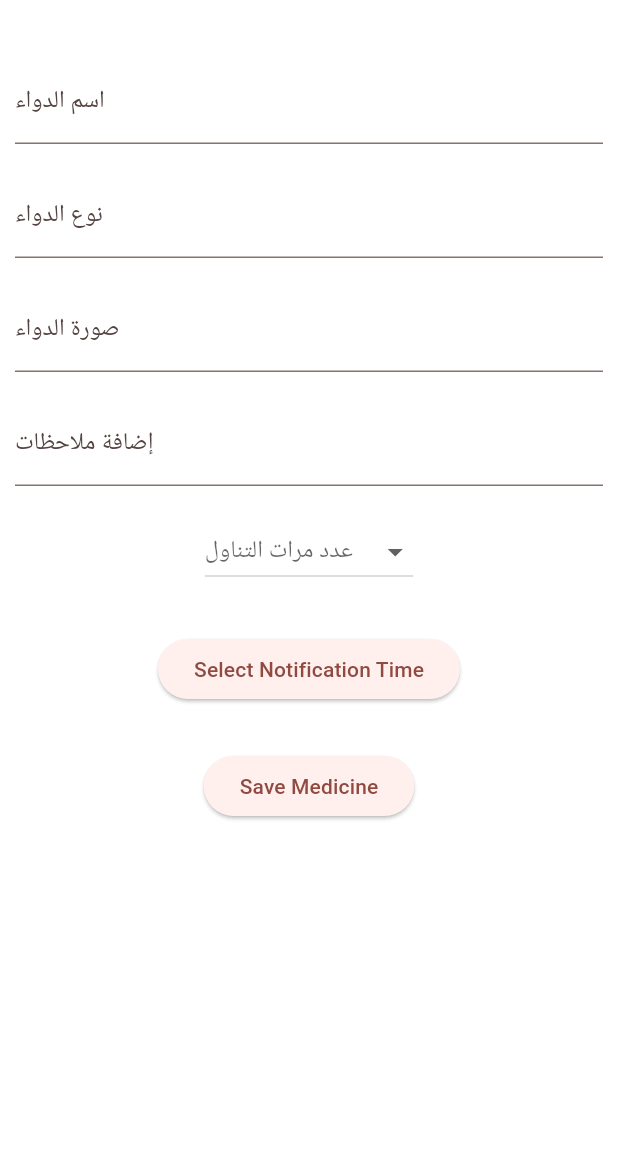
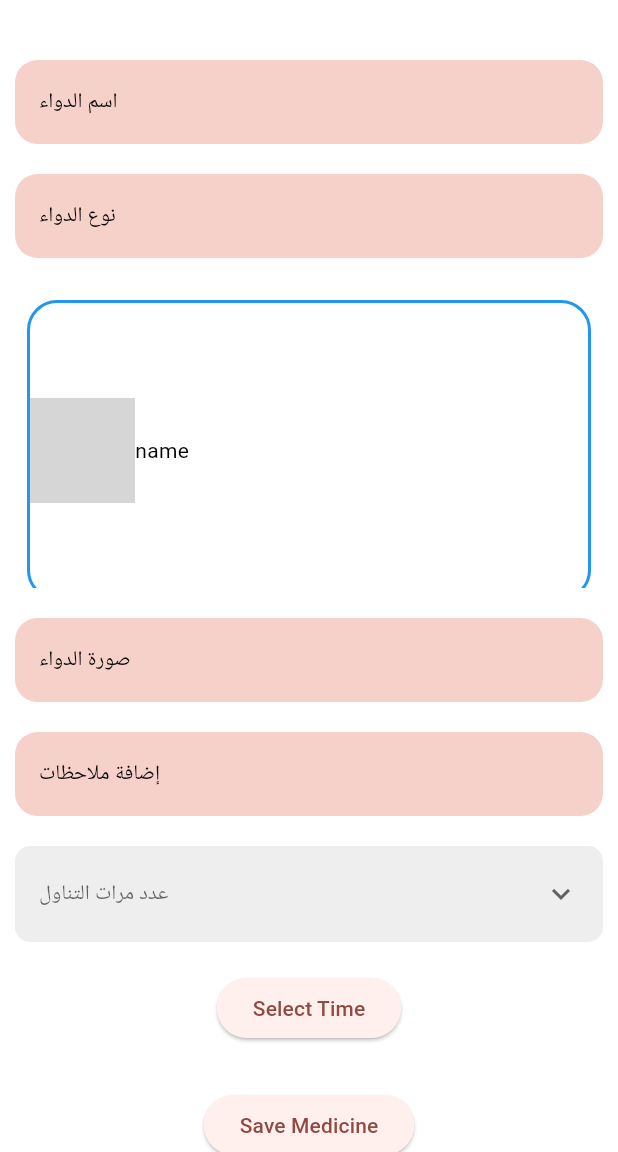
Before and after one commit to Rehab-Sobhy/Therapy_Splasher, a Flutter app: the screen it shows after launch, after a tap on "إضافة دواء", on a phone screen of 412 x 824 dp, the part 84-1236 px from its top. Run offline on Flutter 3.47's test engine with Material 3 defaults, Android fonts, the phone set to English and light mode, and no system bars; our stand-ins replace awesome_notifications, flutter_local_notifications, shared_preferences, smooth_page_indicator, timezone; network calls fail; grey boxes are pictures that could not be loaded.

Commit message:
change in add medicine

```diff
--- a/lib/add_medicine/add medicine.dart
+++ b/lib/add_medicine/add medicine.dart
@@ -1,8 +1,12 @@
 import 'package:flutter/material.dart';
-import 'package:awesome_notifications/awesome_notifications.dart';
+import 'package:therapy_splasher/constants/clors.dart';
+import 'package:therapy_splasher/constants/styles.dart';
+import 'package:therapy_splasher/custom_text_field.dart';
+import 'package:therapy_splasher/dropdownist.dart';
 import 'package:shared_preferences/shared_preferences.dart';
+import 'package:flutter_local_notifications/flutter_local_notifications.dart';
+import 'package:timezone/timezone.dart' as tz;
 import 'package:timezone/data/latest.dart' as tz;
-import 'package:timezone/timezone.dart' as tz;
 
 class AddMedicine extends StatefulWidget {
   const AddMedicine({super.key});
@@ -17,22 +21,33 @@ class _AddMedicineState extends State<AddMedicine> {
   TextEditingController imageController = TextEditingController();
   TextEditingController notesController = TextEditingController();
   String? dosageFrequency;
-  TimeOfDay? selectedTime;
+  TimeOfDay? selectedTime; // Store selected time
+
+  // Initialize notification plugin
+  final FlutterLocalNotificationsPlugin flutterLocalNotificationsPlugin =
+      FlutterLocalNotificationsPlugin();
 
   @override
   void initState() {
     super.initState();
-    _requestNotificationPermissions();
     tz.initializeTimeZones(); // Initialize timezone data
+    _initNotifications();
   }
 
-  Future<void> _requestNotificationPermissions() async {
-    bool isAllowed = await AwesomeNotifications().isNotificationAllowed();
-    if (!isAllowed) {
-      AwesomeNotifications().requestPermissionToSendNotifications();
-    }
+  // Initialize notifications
+  Future<void> _initNotifications() async {
+    const AndroidInitializationSettings initializationSettingsAndroid =
+        AndroidInitializationSettings('@mipmap/ic_launcher');
+
+    const InitializationSettings initializationSettings =
+        InitializationSettings(
+      android: initializationSettingsAndroid,
+    );
+
+    await flutterLocalNotificationsPlugin.initialize(initializationSettings);
   }
 
+  // Method to store data using SharedPreferences
   Future<void> _storeMedicineData() async {
     final SharedPreferences prefs = await SharedPreferences.getInstance();
     await prefs.setString('medicine_name', nameController.text);
@@ -40,65 +55,86 @@ class _AddMedicineState extends State<AddMedicine> {
     await prefs.setString('medicine_image', imageController.text);
     await prefs.setString('medicine_notes', notesController.text);
     await prefs.setString('dosage_frequency', dosageFrequency ?? "");
+
+    // Store the selected time if set
     if (selectedTime != null) {
-      await prefs.setInt('notification_hour', selectedTime!.hour);
-      await prefs.setInt('notification_minute', selectedTime!.minute);
+      await prefs.setString('notification_time', selectedTime!.format(context));
     }
   }
 
-  void _submitForm() {
+  // Schedule a notification
+  Future<void> _scheduleNotification() async {
+    if (selectedTime == null) return; // Ensure time is set
+
+    final now = DateTime.now();
+    final scheduledDateTime = DateTime(
+      now.year,
+      now.month,
+      now.day,
+      selectedTime!.hour,
+      selectedTime!.minute,
+    );
+
+    // Check if the scheduled time is in the past, if so, schedule for tomorrow
+    tz.TZDateTime scheduledTZDateTime =
+        tz.TZDateTime.from(scheduledDateTime, tz.local);
+    if (scheduledTZDateTime.isBefore(tz.TZDateTime.now(tz.local))) {
+      scheduledTZDateTime = scheduledTZDateTime.add(Duration(days: 1));
+    }
+
+    const AndroidNotificationDetails androidPlatformChannelSpecifics =
+        AndroidNotificationDetails(
+      'medicine_channel_id',
+      'Medicine Notifications',
+      channelDescription: 'Notifications for medicine reminders',
+      importance: Importance.max,
+      priority: Priority.high,
+      showWhen: false,
+    );
+
+    const NotificationDetails platformChannelSpecifics =
+        NotificationDetails(android: androidPlatformChannelSpecifics);
+
+    await flutterLocalNotificationsPlugin.zonedSchedule(
+      0, // Notification ID
+      'Time to take your medicine!',
+      'Don\'t forget to take your medicine: ${nameController.text}',
+      scheduledTZDateTime, // Set to the TZDateTime
+      platformChannelSpecifics,
+      androidAllowWhileIdle: true,
+      uiLocalNotificationDateInterpretation:
+          UILocalNotificationDateInterpretation.absoluteTime,
+    );
+  }
+
+  // Method to handle form submission
+  void _submitForm() async {
     if (nameController.text.isEmpty ||
         dosageFrequency == null ||
         selectedTime == null) {
+      // Show an error if required fields are empty
       ScaffoldMessenger.of(context).showSnackBar(
-        const SnackBar(content: Text('Please fill in all required fields')),
+        SnackBar(content: Text('Please fill in all required fields')),
       );
     } else {
-      _storeMedicineData();
-      _scheduleNotification(selectedTime!);
+      // Store data and schedule notification
+      await _storeMedicineData();
+      await _scheduleNotification(); // Schedule the notification
       ScaffoldMessenger.of(context).showSnackBar(
-        const SnackBar(
-            content: Text(
-                'Medicine details saved and notification scheduled successfully')),
+        SnackBar(content: Text('Medicine details saved successfully')),
       );
     }
   }
 
-  Future<void> _scheduleNotification(TimeOfDay time) async {
-    final tz.TZDateTime now = tz.TZDateTime.now(tz.local);
-    tz.TZDateTime scheduledDate = tz.TZDateTime(
-      tz.local,
-      now.year,
-      now.month,
-      now.day,
-      time.hour,
-      time.minute,
+  // Function to select time for notification
+  Future<void> _selectTime(BuildContext context) async {
+    final TimeOfDay? picked = await showTimePicker(
+      context: context,
+      initialTime: selectedTime ?? TimeOfDay.now(),
     );
-
-    // If the scheduled time is before now, schedule it for the next day
-    if (scheduledDate.isBefore(now)) {
-      scheduledDate = scheduledDate.add(const Duration(days: 1));
-    }
-
-    await AwesomeNotifications().createNotification(
-      content: NotificationContent(
-        id: 1,
-        channelKey: 'basic_channel',
-        title: 'Medicine Reminder',
-        body: 'It\'s time to take your medicine!',
-      ),
-      schedule: NotificationCalendar.fromDate(date: scheduledDate),
-    );
-  }
-
-  Future<void> _pickTime() async {
-    final TimeOfDay? pickedTime = await showTimePicker(
-      context: context,
-      initialTime: TimeOfDay.now(),
-    );
-    if (pickedTime != null) {
+    if (picked != null && picked != selectedTime) {
       setState(() {
-        selectedTime = pickedTime;
+        selectedTime = picked;
       });
     }
   }
@@ -106,19 +142,23 @@ class _AddMedicineState extends State<AddMedicine> {
   @override
   Widget build(BuildContext context) {
     return Scaffold(
-      backgroundColor: Colors.white,
+      backgroundColor: white,
       appBar: AppBar(
-        leading: const SizedBox(),
+        leading: Container(),
         actions: [
-          SizedBox(
+          Container(
             height: 70,
             width: 100,
-            child: Image.asset("assets/images/splash.png"),
+            child: Image.asset(
+              "assets/images/splash.png",
+            ),
           ),
         ],
-        backgroundColor: Colors.white,
-        title: Text("Add Medicine",
-            style: TextStyle(color: Colors.black, fontSize: 20)),
+        backgroundColor: white,
+        title: Text(
+          "Add Medicine",
+          style: blacktext20,
+        ),
         elevation: 0,
       ),
       body: Padding(
@@ -126,64 +166,97 @@ class _AddMedicineState extends State<AddMedicine> {
         child: Column(
           children: [
             const SizedBox(height: 30),
-            TextField(
+            TextFormFieldCustom(
+              context: context,
+              labelText: 'اسم الدواء',
               controller: nameController,
-              decoration: const InputDecoration(labelText: 'اسم الدواء'),
+              onChanged: (value) {},
             ),
             const SizedBox(height: 20),
-            TextField(
+            TextFormFieldCustom(
+              context: context,
+              labelText: 'نوع الدواء',
               controller: typeController,
-              decoration: const InputDecoration(labelText: 'نوع الدواء'),
+              onChanged: (value) {},
             ),
             const SizedBox(height: 20),
-            TextField(
+            Container(
+                height: 200,
+                child: ListView.builder(
+                  itemCount: 5,
+                  itemBuilder: (BuildContext context, int index) {
+                    return Padding(
+                      padding: const EdgeInsets.all(8.0),
+                      child: Container(
+                        height: 200,
+                        width: 200,
+                        decoration: BoxDecoration(
+                          borderRadius: BorderRadius.circular(20),
+                          border: Border.all(
+                            color: Colors.blue, // Set the border color to blue
+                            width: 2.0, // Set the width of the border
+                          ),
+                        ),
+                        child: Row(
+                          children: [
+                            Image.network(
+                              "https://img.freepik.com/premium-photo/single-capsule-white-background-medical-treatment-concept_976544-2412.jpg?uid=R158354479&ga=GA1.1.396071233.1723121552&semt=ais_hybrid",
+                              width: 70,
+                            ),
+                            Text(
+                              "name",
+                              style: blacktext14,
+                            ),
+                          ],
+                        ),
+                      ),
+                    );
+                  },
+                )),
+            const SizedBox(height: 20),
+            TextFormFieldCustom(
+              context: context,
+              labelText: 'صورة الدواء',
               controller: imageController,
-              decoration: const InputDecoration(labelText: 'صورة الدواء'),
+              onChanged: (value) {},
             ),
             const SizedBox(height: 20),
-            TextField(
+            TextFormFieldCustom(
+              context: context,
+              labelText: 'إضافة ملاحظات',
               controller: notesController,
-              decoration: const InputDecoration(labelText: 'إضافة ملاحظات'),
+              onChanged: (value) {},
             ),
             const SizedBox(height: 20),
-            DropdownButton<String>(
-              value: dosageFrequency,
-              hint: const Text('عدد مرات التناول'),
-              items: const [
-                DropdownMenuItem(
-                    value: "مرة يومياً", child: Text("مرة يومياً")),
-                DropdownMenuItem(
-                    value: "مرتين يومياً", child: Text("مرتين يومياً")),
-                DropdownMenuItem(
-                    value: "ثلاث مرات يوميا", child: Text("ثلاث مرات يوميا")),
-                DropdownMenuItem(
-                    value: "اربع مرات يوميا", child: Text("اربع مرات يوميا")),
-                DropdownMenuItem(
-                    value: "مرة كل يومين", child: Text("مرة كل يومين")),
-                DropdownMenuItem(
-                    value: "مرتين كل يومين", child: Text("مرتين كل يومين")),
-                DropdownMenuItem(
-                    value: "اربع مرات كل يومين",
-                    child: Text("اربع مرات كل يومين")),
-                DropdownMenuItem(value: "غير ذلك", child: Text("غير ذلك")),
+            CustomDropDownList(
+              list: const [
+                "مرة يومياً",
+                "مرتين يومياً",
+                "ثلاث مرات يوميا",
+                "اربع مرات يوميا",
+                "مرة كل يومين",
+                "مرتين كل يومين",
+                "اربع مرات كل يومين",
+                "غير ذلك",
               ],
               onChanged: (String? value) {
                 setState(() {
                   dosageFrequency = value;
                 });
               },
+              hint: 'عدد مرات التناول',
             ),
-            const SizedBox(height: 30),
+            const SizedBox(height: 20),
             ElevatedButton(
-              onPressed: _pickTime,
+              onPressed: () => _selectTime(context),
               child: Text(selectedTime == null
-                  ? 'Select Notification Time'
-                  : 'Selected Time: ${selectedTime!.format(context)}'),
+                  ? "Select Time"
+                  : "Time: ${selectedTime!.format(context)}"),
             ),
             const SizedBox(height: 30),
             ElevatedButton(
               onPressed: _submitForm,
-              child: const Text("Save Medicine"),
+              child: Text("Save Medicine"),
             ),
           ],
         ),
--- a/lib/dropdownist.dart
+++ b/lib/dropdownist.dart
@@ -22,8 +22,7 @@ class CustomDropDownList extends StatelessWidget {
     return Container(
       padding: EdgeInsets.symmetric(horizontal: 16.0, vertical: 8.0),
       decoration: BoxDecoration(
-        color: const Color.fromARGB(
-            255, 245, 209, 202), // Background color for the dropdown
+        color: Colors.grey[200], // Background color for the dropdown
         borderRadius: BorderRadius.circular(10),
         // Optional border
       ),
--- a/lib/home/home_screen.dart
+++ b/lib/home/home_screen.dart
@@ -14,7 +14,6 @@ class _HomeScreenState extends State<HomeScreen> {
   @override
   Widget build(BuildContext context) {
     return Scaffold(
-      extendBodyBehindAppBar: true,
       backgroundColor: white,
       body: ListView(
         children: [
--- a/lib/main.dart
+++ b/lib/main.dart
@@ -1,5 +1,5 @@
+import 'package:awesome_notifications/awesome_notifications.dart';
 import 'package:flutter/material.dart';
-import 'package:therapy_splasher/home/home_screen.dart';
 import 'package:flutter_local_notifications/flutter_local_notifications.dart';
 import 'package:therapy_splasher/navgation_bar.dart';
 
@@ -7,13 +7,19 @@ FlutterLocalNotificationsPlugin flutterLocalNotificationsPlugin =
     FlutterLocalNotificationsPlugin();
 
 void main() {
-  WidgetsFlutterBinding.ensureInitialized();
-  var initializationSettingsAndroid =
-      AndroidInitializationSettings('@mipmap/ic_launcher');
-  var initializationSettings = InitializationSettings(
-    android: initializationSettingsAndroid,
+  AwesomeNotifications().initialize(
+    null, // Default icon for notifications
+    [
+      NotificationChannel(
+        channelKey: 'medicine_channel',
+        channelName: 'Medicine Alarm',
+        channelDescription: 'Notification channel for medicine reminders',
+        defaultColor: Colors.teal,
+        importance: NotificationImportance.High,
+        channelShowBadge: true,
+      ),
+    ],
   );
-  flutterLocalNotificationsPlugin.initialize(initializationSettings);
 
   runApp(MyApp());
 }
```
Also changed, not shown: 1 other file.
